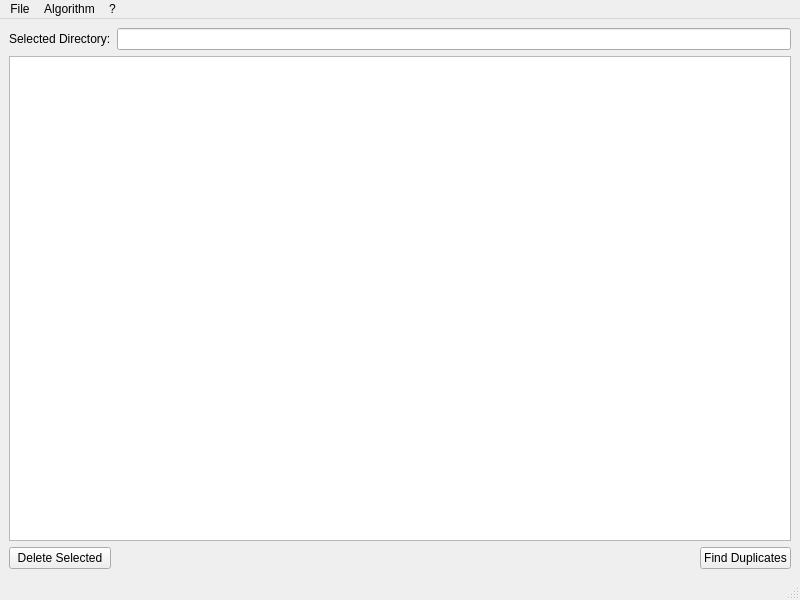
Old version of the form MainWindow.ui in the repository visuve/Duff.
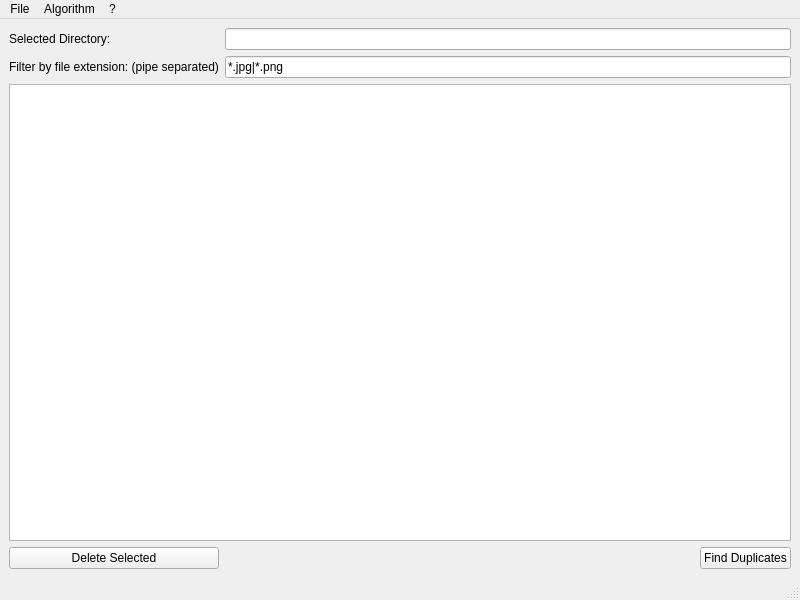
New version of the form.

Commit message: Add possibility to search by wildcards

Patch:
```diff
--- a/MainWindow.ui
+++ b/MainWindow.ui
@@ -15,34 +15,10 @@
   </property>
   <widget class="QWidget" name="centralwidget">
    <layout class="QGridLayout" name="gridLayout">
-    <item row="0" column="0">
-     <widget class="QLabel" name="labelSelectedDirectory">
-      <property name="text">
-       <string>Selected Directory:</string>
-      </property>
-     </widget>
-    </item>
     <item row="0" column="1" colspan="2">
      <widget class="QLineEdit" name="lineEditSelectedDirectory"/>
     </item>
-    <item row="1" column="0" colspan="3">
-     <widget class="QTreeView" name="treeViewResults">
-      <property name="contextMenuPolicy">
-       <enum>Qt::CustomContextMenu</enum>
-      </property>
-      <property name="alternatingRowColors">
-       <bool>true</bool>
-      </property>
-     </widget>
-    </item>
-    <item row="2" column="0">
-     <widget class="QPushButton" name="pushButtonDeleteSelected">
-      <property name="text">
-       <string>Delete Selected</string>
-      </property>
-     </widget>
-    </item>
-    <item row="2" column="1">
+    <item row="3" column="1">
      <spacer name="horizontalSpacer">
       <property name="orientation">
        <enum>Qt::Horizontal</enum>
@@ -55,13 +31,51 @@
       </property>
      </spacer>
     </item>
-    <item row="2" column="2">
+    <item row="3" column="2">
      <widget class="QPushButton" name="pushButtonFindDuplicates">
       <property name="text">
        <string>Find Duplicates</string>
       </property>
      </widget>
     </item>
+    <item row="0" column="0">
+     <widget class="QLabel" name="labelSelectedDirectory">
+      <property name="text">
+       <string>Selected Directory:</string>
+      </property>
+     </widget>
+    </item>
+    <item row="2" column="0" colspan="3">
+     <widget class="QTreeView" name="treeViewResults">
+      <property name="contextMenuPolicy">
+       <enum>Qt::CustomContextMenu</enum>
+      </property>
+      <property name="alternatingRowColors">
+       <bool>true</bool>
+      </property>
+     </widget>
+    </item>
+    <item row="3" column="0">
+     <widget class="QPushButton" name="pushButtonDeleteSelected">
+      <property name="text">
+       <string>Delete Selected</string>
+      </property>
+     </widget>
+    </item>
+    <item row="1" column="0">
+     <widget class="QLabel" name="labelFilter">
+      <property name="text">
+       <string>Filter by file extension: (pipe separated)</string>
+      </property>
+     </widget>
+    </item>
+    <item row="1" column="1" colspan="2">
+     <widget class="QLineEdit" name="lineEditWildcards">
+      <property name="text">
+       <string>*.jpg|*.png</string>
+      </property>
+     </widget>
+    </item>
    </layout>
   </widget>
   <widget class="QMenuBar" name="menuBarMain">
@@ -70,7 +84,7 @@
      <x>0</x>
      <y>0</y>
      <width>800</width>
-     <height>20</height>
+     <height>17</height>
     </rect>
    </property>
    <widget class="QMenu" name="menuFile">
```
The commit also changes 4 other files.
